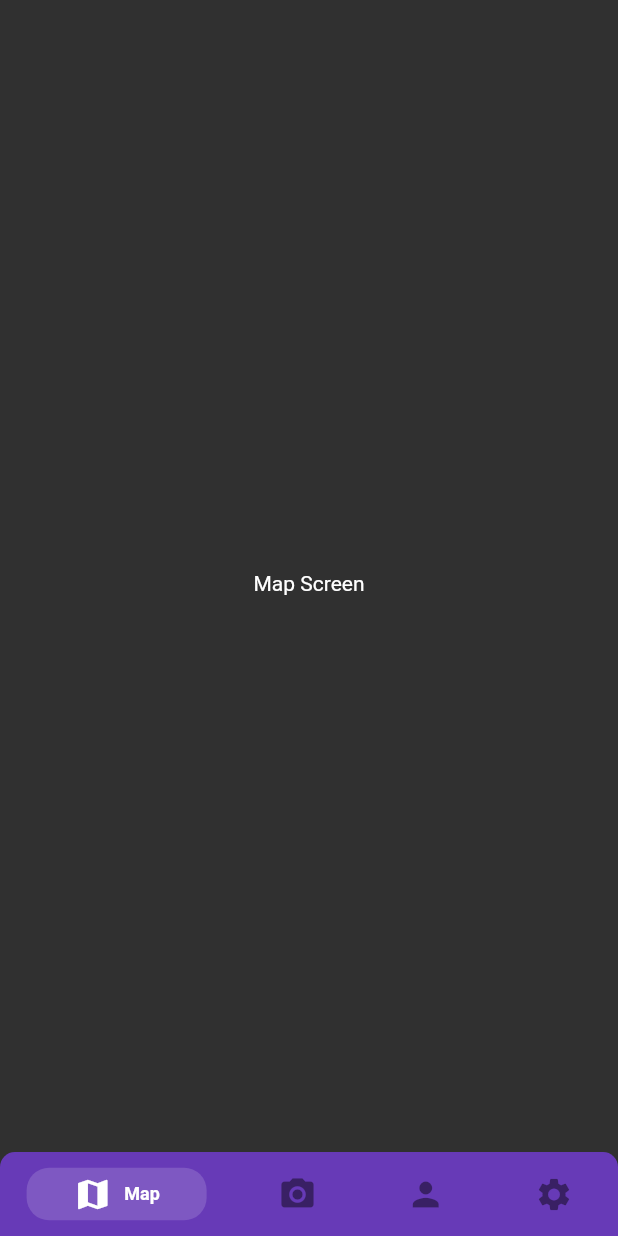
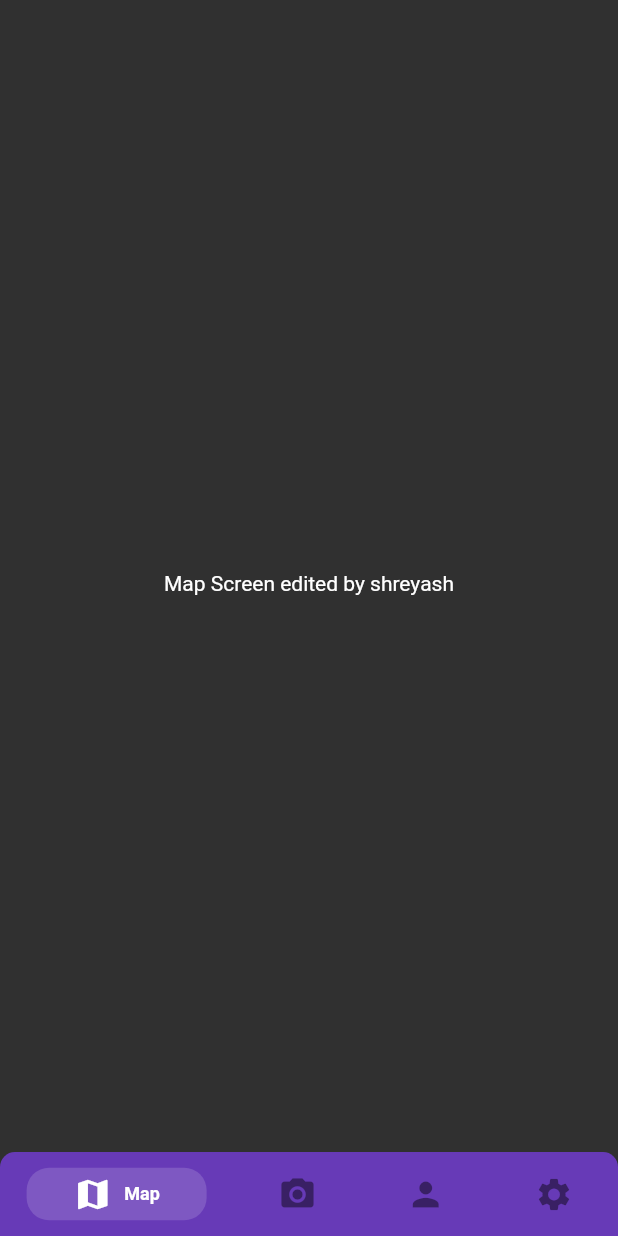
Before and after one commit to mukulboro/road-condition-detection-mobile-app, a Flutter app: the screen it shows after launch, on a phone screen of 412 x 824 dp. Run offline on Flutter 3.47's test engine with Material 2 defaults, Android fonts, the phone set to English and light mode, and no system bars; drawn by our look-alikes of persistent_bottom_nav_bar.

Commit message:
Initial Commit

```diff
--- a/lib/main.dart
+++ b/lib/main.dart
@@ -17,6 +17,7 @@ class MainApp extends StatelessWidget {
     bool isUserLoggedIn = true;
     if(isUserLoggedIn) {
       return MaterialApp(
+        debugShowCheckedModeBanner: false,
         title: 'Road Condition Mapping',
         theme: ThemeData(
           brightness: Brightness.light,
--- a/lib/screens/MapScreen.dart
+++ b/lib/screens/MapScreen.dart
@@ -21,7 +21,7 @@ class _MapScreenState extends State<MapScreen> {
           mainAxisAlignment: MainAxisAlignment.center,
           crossAxisAlignment: CrossAxisAlignment.center,
           children: const <Widget> [
-            Text("Map Screen")
+            Text("Map Screen edited by shreyash")
           ],
         ),
       ),
```
